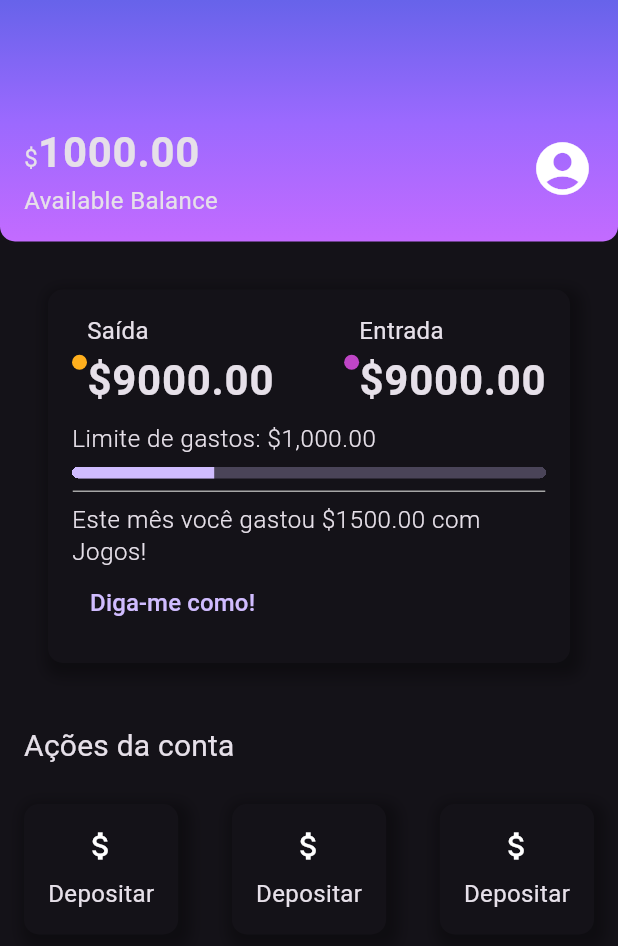
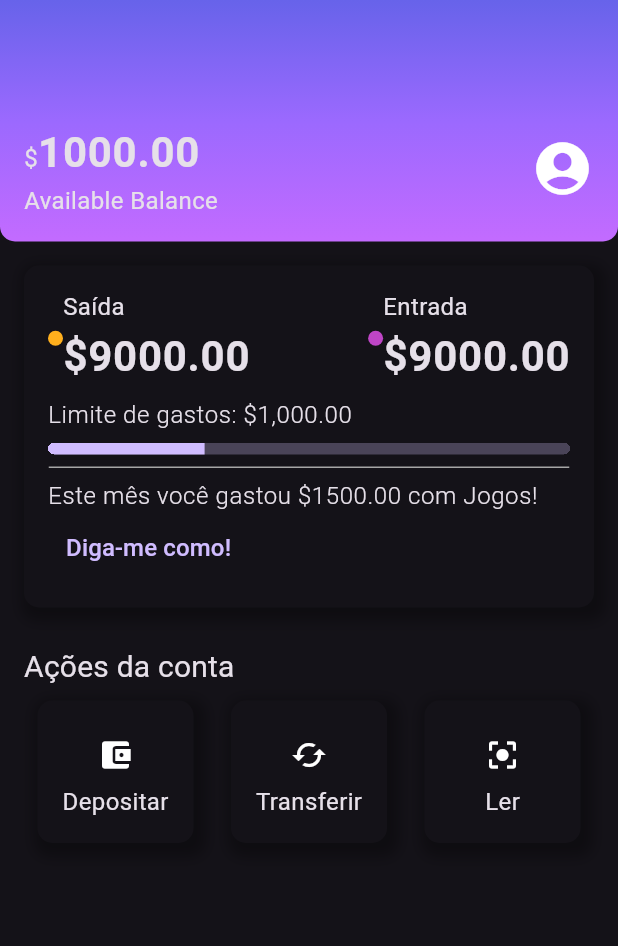
Before and after one commit to Chikrem/flutter_layouts, a Flutter app: the screen it shows after launch, on a phone screen of 412 x 824 dp. Shown: the top 946 px of the screen. Run offline on Flutter 3.47's test engine with Material 3 defaults, Android fonts, the phone set to English and light mode, and no system bars.

Commit message:
Ajustando cards actions

```diff
--- a/lib/components/box_card.dart
+++ b/lib/components/box_card.dart
@@ -8,8 +8,7 @@ class BoxCard extends StatelessWidget {
 
   @override
   Widget build(BuildContext context) {
-    return Container(
-      margin: const EdgeInsets.all(16.0),
+    return Ink(
       padding: const EdgeInsets.all(16.0),
       decoration: BoxDecoration(
         color: Theme.of(context).cardColor,
--- a/lib/components/sections/actions.dart
+++ b/lib/components/sections/actions.dart
@@ -16,18 +16,27 @@ class AccountActions extends StatelessWidget {
             style: Theme.of(context).textTheme.titleMedium,
           ),
         ),
-        const Row(
-          mainAxisAlignment: MainAxisAlignment.spaceBetween,
+        Row(
+          mainAxisAlignment: MainAxisAlignment.spaceEvenly,
           children: [
-            BoxCard(
+            InkWell(
+              onTap: (){},
+              child: const BoxCard(
                   boxContent: _AccountActionContent(
-                    icon: Icons.attach_money, title: 'Depositar')),
-            BoxCard(
+                      icon: Icons.account_balance_wallet, title: 'Depositar')),
+            ),
+            InkWell(
+              onTap: (){},
+              child: const BoxCard(
                   boxContent: _AccountActionContent(
-                    icon: Icons.attach_money, title: 'Depositar')),
-            BoxCard(
+                      icon: Icons.cached, title: 'Transferir')),
+            ),
+            InkWell(
+              onTap: (){},
+              child: const BoxCard(
                   boxContent: _AccountActionContent(
-                    icon: Icons.attach_money, title: 'Depositar')),
+                      icon: Icons.center_focus_strong, title: 'Ler')),
+            ),
           ],
         ),
       ]),
@@ -43,14 +52,18 @@ class _AccountActionContent extends StatelessWidget {
 
   @override
   Widget build(BuildContext context) {
-    return Column(
+    return Container(
+      width: 72,
+      child:
+        Column(
           children: [
             Padding(
-          padding: const EdgeInsets.only(bottom: 8),
+              padding: const EdgeInsets.all(8),
               child: Icon(icon),
             ),
             Text(title),
           ],
+        )
     );
   }
 }
```
Lines whose indentation alone changed are shown as unchanged.
